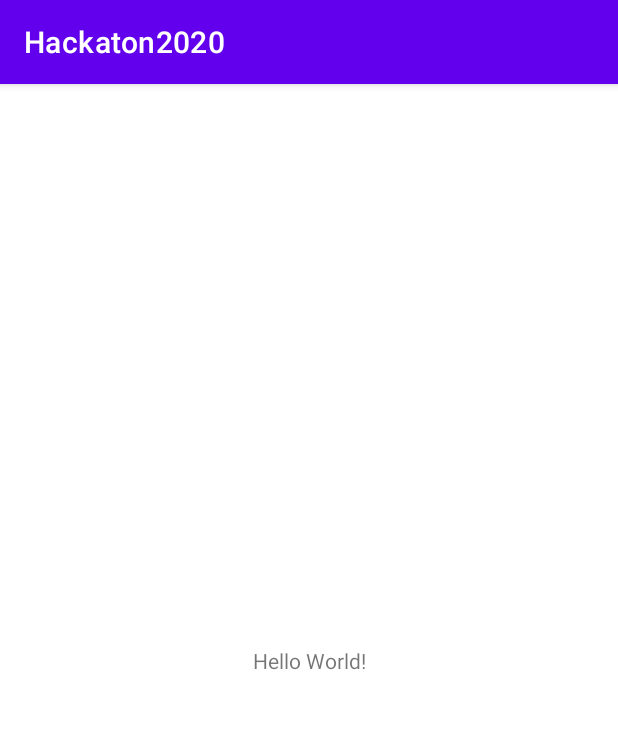
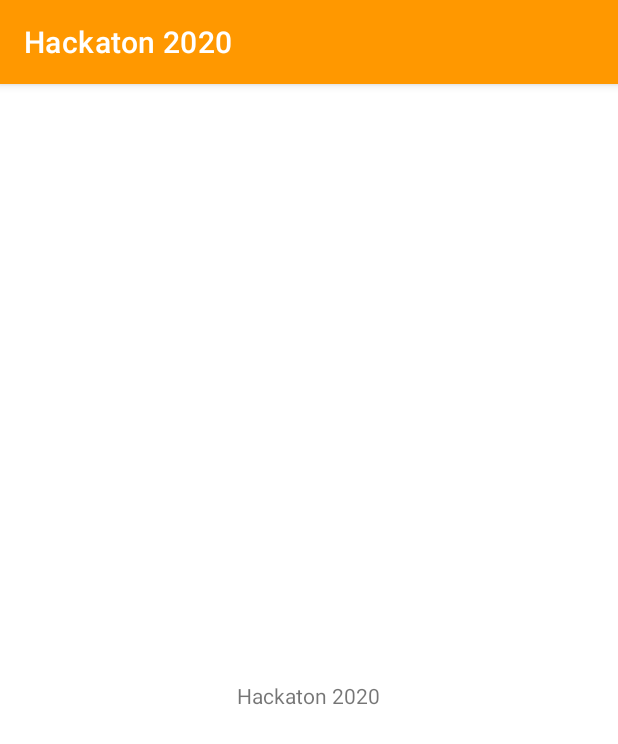
Before and after one commit to ComTols/Hackaton2020, an Android app: the screen it shows after launch (MainActivity), on a phone screen of 412 x 824 dp. Shown: the top 744 px of the screen. Run offline under Robolectric (Android 15) with nearby library versions, the phone set to English and light mode, and no system bars.

Commit message:
-MainActivity mit unnötigen Methoden vervollständigt
-Farben sind nun verfügbar:
--primary, primary_light, primary_dark
--accent, accent_light, accent_dark

-Dark-Theme und Light-Theme aktualisiert

```diff
--- a/app/src/main/java/com/example/hackaton2020/MainActivity.java
+++ b/app/src/main/java/com/example/hackaton2020/MainActivity.java
@@ -1,14 +1,52 @@
 package com.example.hackaton2020;
 
 import androidx.appcompat.app.AppCompatActivity;
-
 import android.os.Bundle;
 
 public class MainActivity extends AppCompatActivity {
 
+    //Beim erstellen der Activity wird diese Methode aufgerufen
+    //Ruft onStart() auf
+	@Override
+	protected void onCreate(Bundle savedInstanceState) {
+		super.onCreate(savedInstanceState);
+		setContentView(R.layout.activity_main);
+	}
+
+	//Nach dem erstellen und bei jedem Start der Activity wird diese Methode aufgerufen
     @Override
-    protected void onCreate(Bundle savedInstanceState) {
-        super.onCreate(savedInstanceState);
-        setContentView(R.layout.activity_main);
+    protected void onStart() {
+        super.onStart();
     }
+
+    //Nach dem Starten und beim fortsetzten der Activity wird diese Methode aufgerufen
+    @Override
+    protected void onResume() {
+        super.onResume();
+    }
+
+    //Beim pausieren der Methode wird diese Methode aufgerufen (zB. Activity gerät in den Hintergrund)
+    @Override
+    protected void onPause() {
+	    super.onPause();
+    }
+
+    //Beim beenden der Activity wird diese Mathode aufgerufen (zB. beim minimieren)
+    @Override
+	protected void onStop() {
+		super.onStop();
+	}
+
+	//Nach dem beenden und beim zurückkehren in die Activity wird diese Methode aufgerufen
+    //Ruft onStart() auf
+    @Override
+    protected void onRestart() {
+        super.onRestart();
+    }
+
+    //Beim endgültigen beenden wird diese MEthode aufgerufen
+    @Override
+	protected void onDestroy() {
+		super.onDestroy();
+	}
 }
--- a/app/src/main/res/layout/activity_main.xml
+++ b/app/src/main/res/layout/activity_main.xml
@@ -9,10 +9,12 @@
     <TextView
         android:layout_width="wrap_content"
         android:layout_height="wrap_content"
-        android:text="Hello World!"
+        android:text="@string/app_name"
         app:layout_constraintBottom_toBottomOf="parent"
+        app:layout_constraintHorizontal_bias="0.498"
         app:layout_constraintLeft_toLeftOf="parent"
         app:layout_constraintRight_toRightOf="parent"
-        app:layout_constraintTop_toTopOf="parent" />
+        app:layout_constraintTop_toTopOf="parent"
+        app:layout_constraintVertical_bias="0.532" />
 
 </androidx.constraintlayout.widget.ConstraintLayout>
--- a/app/src/main/res/values-night/themes.xml
+++ b/app/src/main/res/values-night/themes.xml
@@ -2,12 +2,12 @@
     <!-- Base application theme. -->
     <style name="Theme.Hackaton2020" parent="Theme.MaterialComponents.DayNight.DarkActionBar">
         <!-- Primary brand color. -->
-        <item name="colorPrimary">@color/purple_200</item>
-        <item name="colorPrimaryVariant">@color/purple_700</item>
+        <item name="colorPrimary">@color/primary</item>
+        <item name="colorPrimaryVariant">@color/primary_dark</item>
         <item name="colorOnPrimary">@color/black</item>
         <!-- Secondary brand color. -->
-        <item name="colorSecondary">@color/teal_200</item>
-        <item name="colorSecondaryVariant">@color/teal_200</item>
+        <item name="colorSecondary">@color/primary</item>
+        <item name="colorSecondaryVariant">@color/primary_dark</item>
         <item name="colorOnSecondary">@color/black</item>
         <!-- Status bar color. -->
         <item name="android:statusBarColor" tools:targetApi="l">?attr/colorPrimaryVariant</item>
--- a/app/src/main/res/values/colors.xml
+++ b/app/src/main/res/values/colors.xml
@@ -1,10 +1,14 @@
 <?xml version="1.0" encoding="utf-8"?>
 <resources>
-    <color name="purple_200">#FFBB86FC</color>
-    <color name="purple_500">#FF6200EE</color>
-    <color name="purple_700">#FF3700B3</color>
-    <color name="teal_200">#FF03DAC5</color>
-    <color name="teal_700">#FF018786</color>
-    <color name="black">#FF000000</color>
-    <color name="white">#FFFFFFFF</color>
+	<color name="black">#FF000000</color>
+	<color name="white">#FFFFFFFF</color>
+	<color name="primary">#FF9800</color>
+	<color name="primary_light">#FFD740</color>
+	<color name="primary_dark">#EF6C00</color>
+	<color name="accent">#9C27B0</color>
+	<color name="accent_light">#E040FB</color>
+	<color name="accent_dark">#6A1B9A</color>
+	<color name="warn">#F44336</color>
+	<color name="warn_light">#FF5252</color>
+	<color name="warn_dark">#C62828</color>
 </resources>
--- a/app/src/main/res/values/strings.xml
+++ b/app/src/main/res/values/strings.xml
@@ -1,3 +1,3 @@
 <resources>
-    <string name="app_name">Hackaton2020</string>
+    <string name="app_name">Hackaton 2020</string>
 </resources>
--- a/app/src/main/res/values/themes.xml
+++ b/app/src/main/res/values/themes.xml
@@ -2,12 +2,12 @@
     <!-- Base application theme. -->
     <style name="Theme.Hackaton2020" parent="Theme.MaterialComponents.DayNight.DarkActionBar">
         <!-- Primary brand color. -->
-        <item name="colorPrimary">@color/purple_500</item>
-        <item name="colorPrimaryVariant">@color/purple_700</item>
+        <item name="colorPrimary">@color/primary</item>
+        <item name="colorPrimaryVariant">@color/primary_light</item>
         <item name="colorOnPrimary">@color/white</item>
         <!-- Secondary brand color. -->
-        <item name="colorSecondary">@color/teal_200</item>
-        <item name="colorSecondaryVariant">@color/teal_700</item>
+        <item name="colorSecondary">@color/accent</item>
+        <item name="colorSecondaryVariant">@color/accent_light</item>
         <item name="colorOnSecondary">@color/black</item>
         <!-- Status bar color. -->
         <item name="android:statusBarColor" tools:targetApi="l">?attr/colorPrimaryVariant</item>
```
